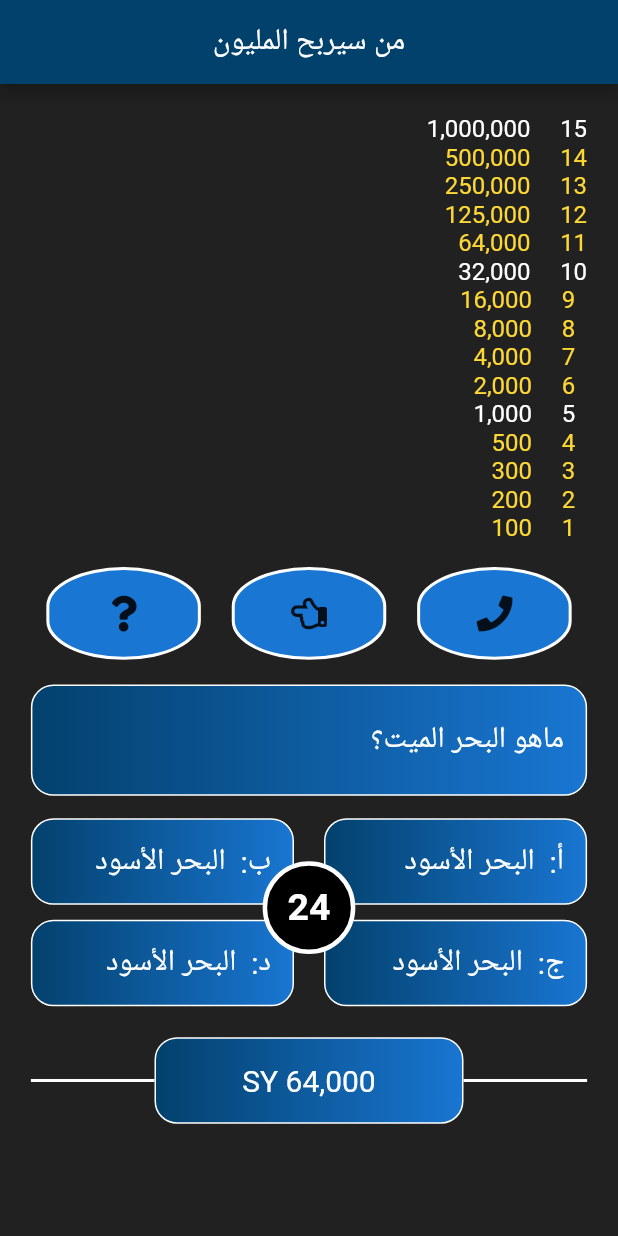
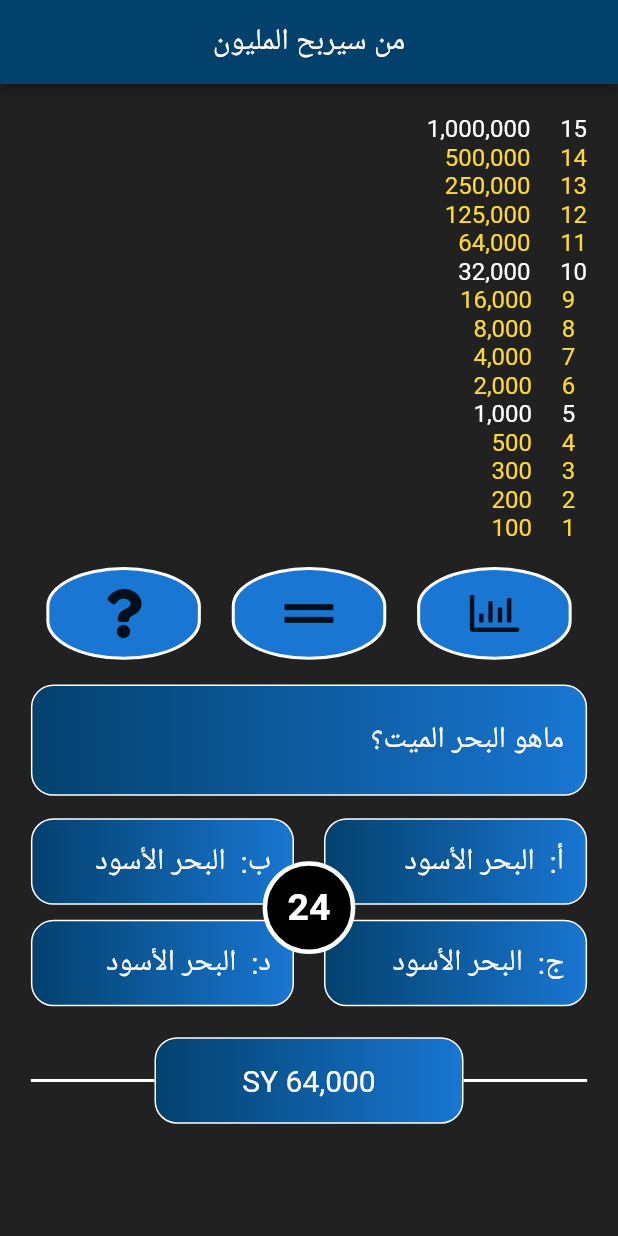
Before and after one commit to ahmadaldali/whoWillWinMillion, a Flutter app: the screen it shows after launch, on a phone screen of 412 x 824 dp. Run offline on Flutter 3.47's test engine with Material 2 defaults, Android fonts, the phone set to English and light mode, and no system bars; our stand-ins replace font_awesome_flutter.

Commit message:
add icons instead of images

```diff
--- a/lib/components/help.dart
+++ b/lib/components/help.dart
@@ -22,10 +22,19 @@ class HelpEclipse extends StatelessWidget {
         ),
         child: Center(
           child: (ty == 'mark')
-              ? FaIcon(FontAwesomeIcons.question)
-              : ((ty == 'tele')
-                  ? FaIcon(FontAwesomeIcons.phone)
-                  : FaIcon(FontAwesomeIcons.handPointLeft)),
+              ? FaIcon(
+                  FontAwesomeIcons.question,
+                  size: MediaQuery.of(context).size.width * 0.08,
+                )
+              : ((ty == 'questionnaire')
+                  ? FaIcon(
+                      FontAwesomeIcons.chartBar,
+                      size: MediaQuery.of(context).size.width * 0.08,
+                    )
+                  : FaIcon(
+                      FontAwesomeIcons.gripLines,
+                      size: MediaQuery.of(context).size.width * 0.08,
+                    )),
         ),
       ),
     );
--- a/lib/home.dart
+++ b/lib/home.dart
@@ -136,7 +136,7 @@ class _MyHomePageState extends State<MyHomePage> {
                     ty: '50',
                   ),
                   HelpEclipse(
-                    ty: 'tele',
+                    ty: 'questionnaire',
                   ),
                 ],
               ),
--- a/pubspec.yaml
+++ b/pubspec.yaml
@@ -52,10 +52,7 @@ flutter:
   # assets:
   #   - images/a_dot_burr.jpeg
   #   - images/a_dot_ham.jpeg
-  assets:
-    - assets/tele.png
-    - assets/50.png
-    - assets/mark.png
+
 
   # An image asset can refer to one or more resolution-specific "variants", see
   # https://flutter.dev/assets-and-images/#resolution-aware.
```
Also changed, not shown: assets/50.png (deleted), assets/mark.png (deleted), assets/tele.png (deleted), 2 other files.
